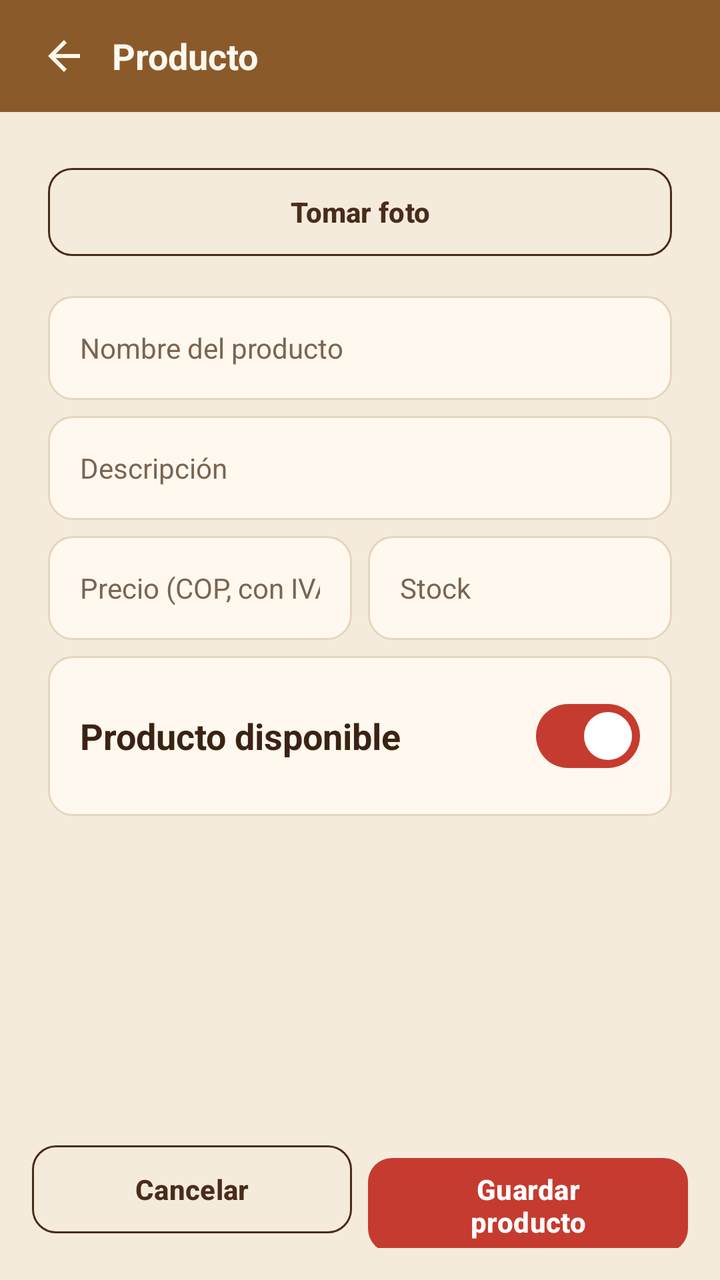
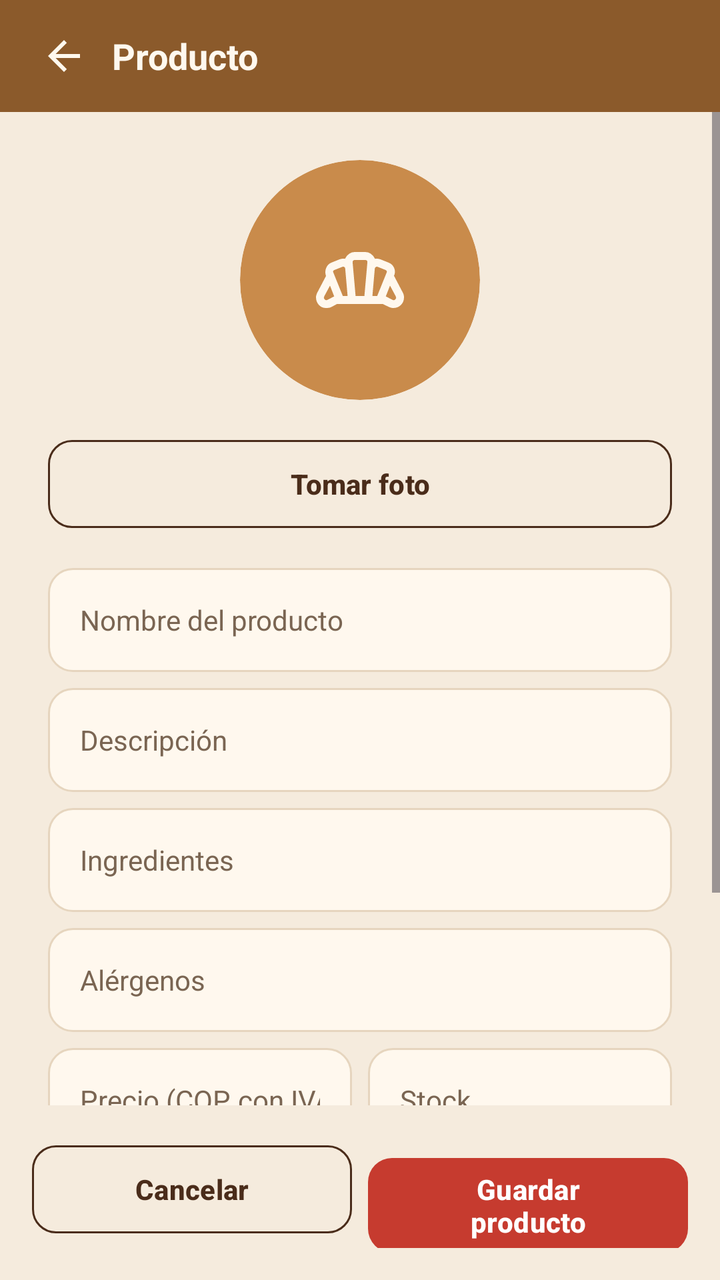

Screens rendered from an Android XML layout before and after an edit, with the pre-edit source and the edit as a unified diff.
<!-- AndroidManifest.xml: application theme Theme.Solopan -->
<!-- res/layout/activity_product_form.xml -->
<?xml version="1.0" encoding="utf-8"?>
<LinearLayout xmlns:android="http://schemas.android.com/apk/res/android"
    android:layout_width="match_parent"
    android:layout_height="match_parent"
    android:orientation="vertical">

    <LinearLayout
        android:layout_width="match_parent"
        android:layout_height="@dimen/topbar_height"
        android:background="@color/brown_medium"
        android:gravity="center_vertical"
        android:orientation="horizontal"
        android:paddingHorizontal="@dimen/spacing_s">

        <ImageButton
            android:id="@+id/btnBack"
            android:layout_width="48dp"
            android:layout_height="48dp"
            android:background="@android:color/transparent"
            android:contentDescription="@string/cd_back"
            android:src="@drawable/ic_arrow_back" />

        <TextView
            style="@style/Text.Subtitle"
            android:layout_width="wrap_content"
            android:layout_height="wrap_content"
            android:text="@string/product_form_title"
            android:textColor="@color/text_on_dark" />
    </LinearLayout>

    <ScrollView
        android:layout_width="match_parent"
        android:layout_height="0dp"
        android:layout_weight="1">

        <LinearLayout
            android:layout_width="match_parent"
            android:layout_height="wrap_content"
            android:orientation="vertical"
            android:padding="@dimen/spacing_l">

            <com.google.android.material.button.MaterialButton
                android:id="@+id/btnPhoto"
                style="@style/Widget.Solopan.Button.Outlined"
                android:layout_width="match_parent"
                android:layout_height="wrap_content"
                android:text="@string/btn_take_photo" />

            <EditText
                android:id="@+id/etName"
                style="@style/Widget.Solopan.Input"
                android:layout_width="match_parent"
                android:layout_height="wrap_content"
                android:layout_marginTop="@dimen/spacing_m"
                android:autofillHints="none"
                android:hint="@string/hint_product_name"
                android:inputType="text" />

            <EditText
                android:id="@+id/etDescription"
                style="@style/Widget.Solopan.Input"
                android:layout_width="match_parent"
                android:layout_height="wrap_content"
                android:layout_marginTop="@dimen/spacing_s"
                android:autofillHints="none"
                android:hint="@string/hint_description"
                android:inputType="text" />

            <LinearLayout
                android:layout_width="match_parent"
                android:layout_height="wrap_content"
                android:layout_marginTop="@dimen/spacing_s"
                android:orientation="horizontal">

                <EditText
                    android:id="@+id/etPrice"
                    style="@style/Widget.Solopan.Input"
                    android:layout_width="0dp"
                    android:layout_height="wrap_content"
                    android:layout_marginEnd="@dimen/spacing_s"
                    android:layout_weight="1"
                    android:autofillHints="none"
                    android:hint="@string/hint_price"
                    android:inputType="number" />

                <EditText
                    android:id="@+id/etStock"
                    style="@style/Widget.Solopan.Input"
                    android:layout_width="0dp"
                    android:layout_height="wrap_content"
                    android:layout_weight="1"
                    android:autofillHints="none"
                    android:hint="@string/hint_stock"
                    android:inputType="number" />
            </LinearLayout>

            <LinearLayout
                android:layout_width="match_parent"
                android:layout_height="wrap_content"
                android:layout_marginTop="@dimen/spacing_s"
                android:background="@drawable/bg_input"
                android:gravity="center_vertical"
                android:orientation="horizontal"
                android:padding="@dimen/spacing_m">

                <TextView
                    style="@style/Text.Subtitle"
                    android:layout_width="0dp"
                    android:layout_height="wrap_content"
                    android:layout_weight="1"
                    android:text="@string/label_available" />

                <com.google.android.material.materialswitch.MaterialSwitch
                    android:id="@+id/swAvailable"
                    android:layout_width="wrap_content"
                    android:layout_height="wrap_content"
                    android:checked="true" />
            </LinearLayout>
        </LinearLayout>
    </ScrollView>

    <LinearLayout
        android:layout_width="match_parent"
        android:layout_height="wrap_content"
        android:orientation="horizontal"
        android:padding="@dimen/spacing_m">

        <com.google.android.material.button.MaterialButton
            android:id="@+id/btnCancel"
            style="@style/Widget.Solopan.Button.Outlined"
            android:layout_width="0dp"
            android:layout_height="wrap_content"
            android:layout_marginEnd="@dimen/spacing_s"
            android:layout_weight="1"
            android:text="@string/btn_cancel" />

        <com.google.android.material.button.MaterialButton
            android:id="@+id/btnSave"
            android:layout_width="0dp"
            android:layout_height="wrap_content"
            android:layout_weight="1"
            android:text="@string/btn_save_product" />
    </LinearLayout>
</LinearLayout>
<!-- resources referenced by this layout -->
<resources>
  <color name="brown_medium">#8B5A2B</color>
  <color name="text_on_dark">#FFF8EE</color>
  <dimen name="spacing_l">24dp</dimen>
  <dimen name="spacing_m">16dp</dimen>
  <dimen name="spacing_s">8dp</dimen>
  <dimen name="topbar_height">56dp</dimen>
  <string name="btn_cancel">Cancelar</string>
  <string name="btn_save_product">Guardar producto</string>
  <string name="btn_take_photo">Tomar foto</string>
  <string name="cd_back">Volver</string>
  <string name="hint_description">Descripción</string>
  <string name="hint_price">Precio (COP, con IVA)</string>
  <string name="hint_product_name">Nombre del producto</string>
  <string name="hint_stock">Stock</string>
  <string name="label_available">Producto disponible</string>
  <string name="product_form_title">Producto</string>
  <style name="Text.Subtitle" parent="">
          <item name="android:textColor">@color/text_primary</item>
          <item name="android:textSize">@dimen/text_subtitle</item>
          <item name="android:textStyle">bold</item>
      </style>
  <color name="cream_surface">#FFF8EE</color>
  <color name="cream_border">#E6D5BE</color>
  <dimen name="radius_button">12dp</dimen>
  <color name="text_primary">#3B2314</color>
  <dimen name="text_subtitle">18sp</dimen>
  <color name="brown_dark">#4A2C1A</color>
  <dimen name="button_height">52dp</dimen>
  <dimen name="input_height">52dp</dimen>
  <color name="text_secondary">#7A6552</color>
  <dimen name="text_body">14sp</dimen>
  <color name="red_primary">#C63B2F</color>
  <color name="white">#FFFFFF</color>
  <color name="error_red">#B3261E</color>
  <color name="cream_background">#F5EBDD</color>
  <!-- unchanged entries left out for length: 6 -->
</resources>

<!-- the commit's change to res/layout/activity_product_form.xml (unified diff, before → after) -->
@@ -39,11 +39,35 @@
             android:orientation="vertical"
             android:padding="@dimen/spacing_l">
 
+            <FrameLayout
+                android:layout_width="120dp"
+                android:layout_height="120dp"
+                android:layout_gravity="center_horizontal"
+                android:background="@drawable/bg_logo_circle"
+                android:clipToOutline="true">
+
+                <ImageView
+                    android:layout_width="48dp"
+                    android:layout_height="48dp"
+                    android:layout_gravity="center"
+                    android:contentDescription="@string/cd_logo"
+                    android:src="@drawable/ic_bakery" />
+
+                <ImageView
+                    android:id="@+id/ivPhoto"
+                    android:layout_width="match_parent"
+                    android:layout_height="match_parent"
+                    android:contentDescription="@string/btn_take_photo"
+                    android:scaleType="centerCrop"
+                    android:visibility="gone" />
+            </FrameLayout>
+
             <com.google.android.material.button.MaterialButton
                 android:id="@+id/btnPhoto"
                 style="@style/Widget.Solopan.Button.Outlined"
                 android:layout_width="match_parent"
                 android:layout_height="wrap_content"
+                android:layout_marginTop="@dimen/spacing_m"
                 android:text="@string/btn_take_photo" />
 
             <EditText
@@ -64,6 +88,26 @@
                 android:layout_marginTop="@dimen/spacing_s"
                 android:autofillHints="none"
                 android:hint="@string/hint_description"
+                android:inputType="text" />
+
+            <EditText
+                android:id="@+id/etIngredients"
+                style="@style/Widget.Solopan.Input"
+                android:layout_width="match_parent"
+                android:layout_height="wrap_content"
+                android:layout_marginTop="@dimen/spacing_s"
+                android:autofillHints="none"
+                android:hint="@string/hint_ingredients"
+                android:inputType="text" />
+
+            <EditText
+                android:id="@+id/etAllergens"
+                style="@style/Widget.Solopan.Input"
+                android:layout_width="match_parent"
+                android:layout_height="wrap_content"
+                android:layout_marginTop="@dimen/spacing_s"
+                android:autofillHints="none"
+                android:hint="@string/hint_allergens"
                 android:inputType="text" />
 
             <LinearLayout
<!-- resource entries referenced after the edit -->
@@ -6,11 +6,26 @@
   <dimen name="spacing_m">16dp</dimen>
   <dimen name="spacing_s">8dp</dimen>
   <dimen name="topbar_height">56dp</dimen>
+  <!-- drawable bg_logo_circle (drawable) -->
+  <?xml version="1.0" encoding="utf-8"?>
+  <shape xmlns:android="http://schemas.android.com/apk/res/android"
+      android:shape="oval">
+      <solid android:color="@color/caramel" />
+  </shape>
+  <!-- drawable ic_bakery (drawable) -->
+  <vector xmlns:android="http://schemas.android.com/apk/res/android" android:height="24dp" android:tint="#FFF8EE" android:viewportHeight="960" android:viewportWidth="960" android:width="24dp">
+        
+      <path android:fillColor="@android:color/white" android:pathData="M804,678Q821,687 834,674Q847,661 838,644L780,536L738,644L804,678ZM604,640L652,640L748,402Q751,394 746.5,388.5Q742,383 736,380L656,348Q647,345 638.5,350Q630,355 628,364L604,640ZM308,640L356,640L332,364Q330,353 321.5,349Q313,345 304,348L224,380Q216,383 212.5,388.5Q209,394 212,402L308,640ZM156,678L222,644L180,536L122,644Q113,661 126,674Q139,687 156,678ZM436,640L524,640L554,302Q556,293 549.5,286.5Q543,280 534,280L426,280Q418,280 411.5,286.5Q405,293 406,302L436,640ZM138,760Q96,760 68,728.5Q40,697 40,654Q40,642 43.5,630.5Q47,619 52,608L140,440Q126,400 141,361Q156,322 194,306L274,274Q288,269 302,267Q316,265 330,268Q344,239 369,219.5Q394,200 426,200L534,200Q566,200 591,219.5Q616,239 630,268Q644,266 658,267.5Q672,269 686,274L766,306Q806,322 822,361Q838,400 820,438L908,606Q914,617 917,629Q920,641 920,654Q920,699 889.5,729.5Q859,760 814,760Q803,760 792,757.5Q781,755 770,750L708,720L250,720L194,750Q181,757 166.5,758.5Q152,760 138,760ZM480,480Q480,480 480,480Q480,480 480,480L480,480L480,480L480,480Q480,480 480,480Q480,480 480,480Q480,480 480,480Q480,480 480,480Q480,480 480,480Q480,480 480,480L480,480Q480,480 480,480Q480,480 480,480L480,480Q480,480 480,480Q480,480 480,480Q480,480 480,480Q480,480 480,480L480,480Q480,480 480,480Q480,480 480,480Q480,480 480,480Q480,480 480,480L480,480Q480,480 480,480Q480,480 480,480L480,480Q480,480 480,480Q480,480 480,480Q480,480 480,480Q480,480 480,480Z"/>
+      
+  </vector>
   <string name="btn_cancel">Cancelar</string>
   <string name="btn_save_product">Guardar producto</string>
   <string name="btn_take_photo">Tomar foto</string>
   <string name="cd_back">Volver</string>
+  <string name="cd_logo">Logo de Solopan</string>
+  <string name="hint_allergens">Alérgenos</string>
   <string name="hint_description">Descripción</string>
+  <string name="hint_ingredients">Ingredientes</string>
   <string name="hint_price">Precio (COP, con IVA)</string>
   <string name="hint_product_name">Nombre del producto</string>
   <string name="hint_stock">Stock</string>
@@ -24,6 +39,7 @@
   <color name="cream_surface">#FFF8EE</color>
   <color name="cream_border">#E6D5BE</color>
   <dimen name="radius_button">12dp</dimen>
+  <color name="caramel">#C98B4B</color>
   <color name="text_primary">#3B2314</color>
   <dimen name="text_subtitle">18sp</dimen>
   <color name="brown_dark">#4A2C1A</color>
